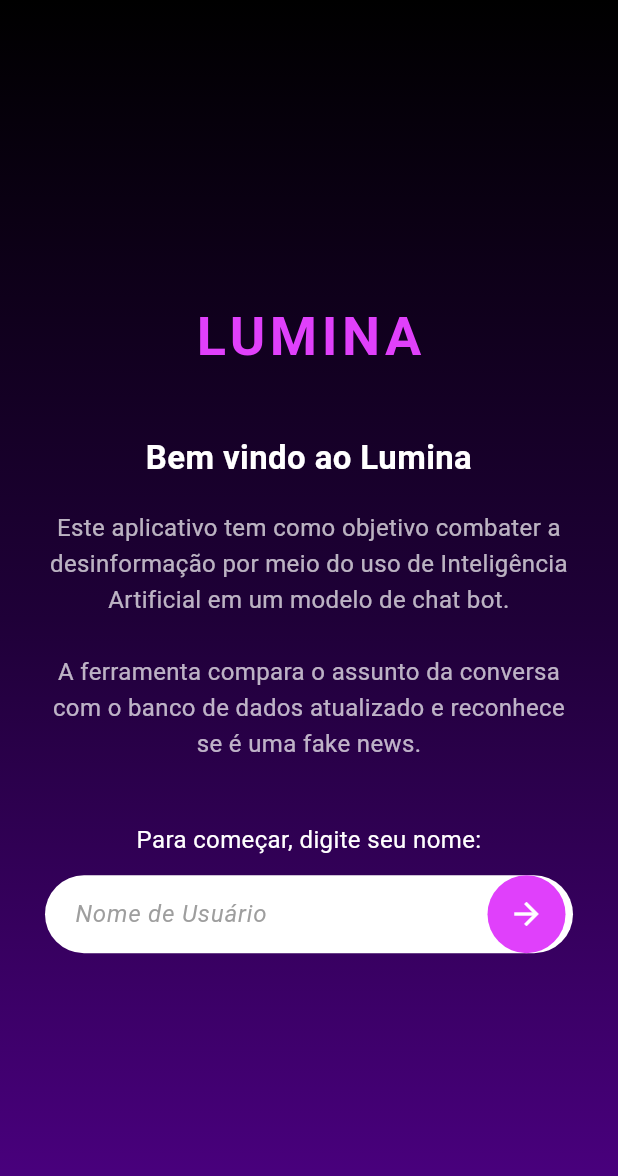
After one commit to unb-mds/2025-2-Lumina, a Flutter app: the LandingPage screen opened directly, on a phone screen of 412 x 824 dp. The commit adds this screen. Shown: the top 1176 px of the screen. Run offline on Flutter 3.47's test engine with Material 3 defaults, Android fonts, the light colour scheme and no system bars; our stand-ins replace flutter_dotenv.

Commit message:
adiciona o a landing page

```diff
--- /dev/null
+++ b/frontend/lib/LandingPage.dart
@@ -0,0 +1,151 @@
+import 'package:flutter/material.dart';
+
+class LandingPage extends StatefulWidget {
+  const LandingPage({super.key});
+
+  @override
+  State<LandingPage> createState() => _LandingPageState();
+}
+
+class _LandingPageState extends State<LandingPage> {
+  final TextEditingController _nomeController = TextEditingController();
+
+  @override
+  Widget build(BuildContext context) {
+    return Scaffold(
+      body: Container(
+        width: double.infinity,
+        height: double.infinity,
+        decoration: const BoxDecoration(
+          gradient: LinearGradient(
+            begin: Alignment.topCenter,
+            end: Alignment.bottomCenter,
+            colors: [
+              Colors.black,
+              Color.fromARGB(255, 31, 0, 56),
+              Color.fromARGB(255, 77, 0, 132),
+            ],
+          ),
+        ),
+        child: Padding(
+          padding: const EdgeInsets.symmetric(horizontal: 30, vertical: 50),
+          child: Column(
+            mainAxisAlignment: MainAxisAlignment.center,
+            children: [
+
+              Column(
+                children: const [
+
+                 // Inserir a logo .png
+
+                  SizedBox(height: 10),
+                  Text(
+                    'LUMINA',
+                    style: TextStyle(
+                      fontSize: 36,
+                      fontWeight: FontWeight.bold,
+                      color: Colors.purpleAccent,
+                      letterSpacing: 3,
+                    ),
+                  ),
+                ],
+              ),
+              const SizedBox(height: 40),
+
+
+              const Text(
+                'Bem vindo ao Lumina',
+                style: TextStyle(
+                  fontSize: 22,
+                  fontWeight: FontWeight.bold,
+                  color: Colors.white,
+                ),
+                textAlign: TextAlign.center,
+              ),
+
+              const SizedBox(height: 20),
+
+
+              const Text(
+                'Este aplicativo tem como objetivo combater a desinformação por meio do uso de Inteligência Artificial em um modelo de chat bot.\n\n'
+                'A ferramenta compara o assunto da conversa com o banco de dados atualizado e reconhece se é uma fake news.',
+                style: TextStyle(
+                  fontSize: 16,
+                  color: Colors.white70,
+                  height: 1.5,
+                ),
+                textAlign: TextAlign.center,
+              ),
+
+              const SizedBox(height: 40),
+
+
+              const Text(
+                'Para começar, digite seu nome:',
+                style: TextStyle(
+                  color: Colors.white,
+                  fontSize: 16,
+                ),
+                textAlign: TextAlign.center,
+              ),
+
+              const SizedBox(height: 12),
+
+              Container(
+                decoration: BoxDecoration(
+                  color: Colors.white,
+                  borderRadius: BorderRadius.circular(30),
+                ),
+                child: Row(
+                  children: [
+                    Expanded(
+                      child: TextField(
+                        controller: _nomeController,
+                        decoration: const InputDecoration(
+                          hintText: 'Nome de Usuário',
+                          hintStyle: TextStyle(
+                            fontStyle: FontStyle.italic,
+                            color: Colors.grey,
+                          ),
+                          border: InputBorder.none,
+                          contentPadding: EdgeInsets.symmetric(horizontal: 20),
+                        ),
+                      ),
+                    ),
+                    InkWell(
+                      onTap: () {
+                        String nomeusuario = _nomeController.text.trim();
+                        if (nomeusuario.isNotEmpty) {
+                          // se o nome do usuario for prenchido mostra uma mensagem
+                          // aqui pode mudar para caso o nome for prenchido, ir para a proxima pagina
+                          ScaffoldMessenger.of(context).showSnackBar(
+                            SnackBar(
+                              content: Text('Bem-vindo, $nomeusuario!'),
+                              backgroundColor: Colors.purpleAccent,
+                            ),
+                          );
+                        }
+                      },
+                      child: Container(
+                        padding: const EdgeInsets.all(14),
+                        decoration: const BoxDecoration(
+                          color: Colors.purpleAccent,
+                          shape: BoxShape.circle,
+                        ),
+                        child: const Icon(
+                          Icons.arrow_forward,
+                          color: Colors.white,
+                        ),
+                      ),
+                    ),
+                    const SizedBox(width: 5),
+                  ],
+                ),
+              ),
+            ],
+          ),
+        ),
+      ),
+    );
+  }
+}
```
Also changed, not shown: frontend/lib/Settings.dart (+136 -9 lines).
